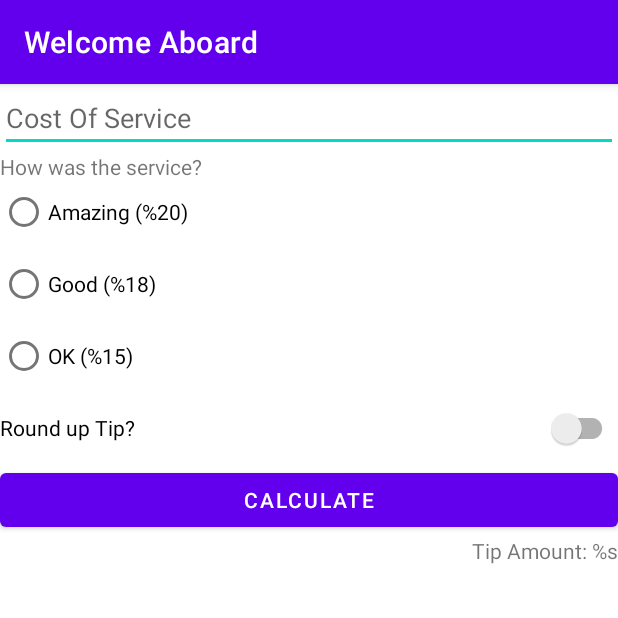
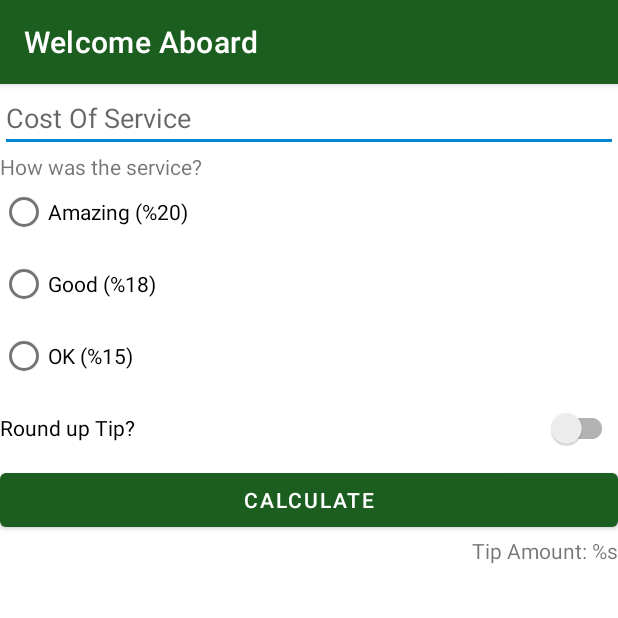
Before and after one commit to halilbalci/Welcome_Aboard, an Android app: the screen it shows after launch (MainActivity), on a phone screen of 412 x 824 dp, the top half of it. Run offline under Robolectric (Android 15) with nearby library versions, the phone set to English and light mode, and no system bars.

```diff
--- a/app/src/main/res/values-night/themes.xml
+++ b/app/src/main/res/values-night/themes.xml
@@ -2,15 +2,24 @@
     <!-- Base application theme. -->
     <style name="Theme.WelcomeAboard" parent="Theme.MaterialComponents.DayNight.DarkActionBar">
         <!-- Primary brand color. -->
-        <item name="colorPrimary">@color/purple_200</item>
-        <item name="colorPrimaryVariant">@color/purple_700</item>
+        <item name="colorPrimary">@color/green</item>
+        <item name="colorPrimaryVariant">@color/green_dark</item>
         <item name="colorOnPrimary">@color/black</item>
         <!-- Secondary brand color. -->
-        <item name="colorSecondary">@color/teal_200</item>
-        <item name="colorSecondaryVariant">@color/teal_200</item>
-        <item name="colorOnSecondary">@color/black</item>
+        <item name="colorSecondary">@color/blue</item>
+        <item name="colorSecondaryVariant">@color/blue_dark</item>
+        <item name="colorOnSecondary">@color/white</item>
         <!-- Status bar color. -->
         <item name="android:statusBarColor" tools:targetApi="l">?attr/colorPrimaryVariant</item>
         <!-- Customize your theme here. -->
     </style>
+
+    <style name="Theme.WelcomeAboard.NoActionBar">
+        <item name="windowActionBar">false</item>
+        <item name="windowNoTitle">true</item>
+    </style>
+
+    <style name="Theme.WelcomeAboard.AppBarOverlay" parent="ThemeOverlay.AppCompat.Dark.ActionBar" />
+
+    <style name="Theme.WelcomeAboard.PopupOverlay" parent="ThemeOverlay.AppCompat.Light" />
 </resources>
--- a/app/src/main/res/values/colors.xml
+++ b/app/src/main/res/values/colors.xml
@@ -7,4 +7,10 @@
     <color name="teal_700">#FF018786</color>
     <color name="black">#FF000000</color>
     <color name="white">#FFFFFFFF</color>
+    <color name="green">#1B5E20</color>
+    <color name="green_dark">#003300</color>
+    <color name="green_light">#A5D6A7</color>
+    <color name="blue">#0288D1</color>
+    <color name="blue_dark">#005B9F</color>
+    <color name="blue_light">#81D4FA</color>
 </resources>
--- a/app/src/main/res/values/strings.xml
+++ b/app/src/main/res/values/strings.xml
@@ -18,4 +18,8 @@
     <string name="calculate">calculate</string>
     <string name="tip_result">tip result</string>
     <string name="tip_amount">Tip Amount: %s</string>
+    <string name="fab">FAB</string>
+    <string name="primary">primary</string>
+    <string name="secondary">secondary</string>
+    <string name="button">button</string>
 </resources>
--- a/app/src/main/res/values/themes.xml
+++ b/app/src/main/res/values/themes.xml
@@ -2,12 +2,12 @@
     <!-- Base application theme. -->
     <style name="Theme.WelcomeAboard" parent="Theme.MaterialComponents.DayNight.DarkActionBar">
         <!-- Primary brand color. -->
-        <item name="colorPrimary">@color/purple_500</item>
-        <item name="colorPrimaryVariant">@color/purple_700</item>
+        <item name="colorPrimary">@color/green</item>
+        <item name="colorPrimaryVariant">@color/green_dark</item>
         <item name="colorOnPrimary">@color/white</item>
         <!-- Secondary brand color. -->
-        <item name="colorSecondary">@color/teal_200</item>
-        <item name="colorSecondaryVariant">@color/teal_700</item>
+        <item name="colorSecondary">@color/blue</item>
+        <item name="colorSecondaryVariant">@color/blue_dark</item>
         <item name="colorOnSecondary">@color/black</item>
         <!-- Status bar color. -->
         <item name="android:statusBarColor" tools:targetApi="l">?attr/colorPrimaryVariant</item>
```
Also changed, not shown: app/src/main/res/layout/learn_themes.xml (added, +34 -0 lines).
